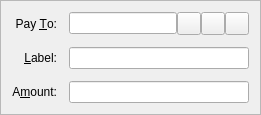
Old version of the form src/qt/forms/sendcoinsentry.ui in the repository PalinuroSec/FrozenBoxCoin.
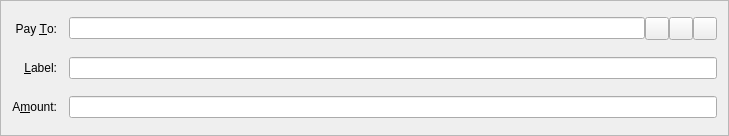
New version of the form. Icons and pictures are not drawn. Custom widgets are drawn as their Qt base class.

```diff
--- a/src/qt/forms/sendcoinsentry.ui
+++ b/src/qt/forms/sendcoinsentry.ui
@@ -2,7 +2,7 @@
 <ui version="4.0">
  <class>SendCoinsEntry</class>
  <widget class="QFrame" name="SendCoinsEntry">
-  <property name="GEOmetry">
+  <property name="geometry">
    <rect>
     <x>0</x>
     <y>0</y>
```
